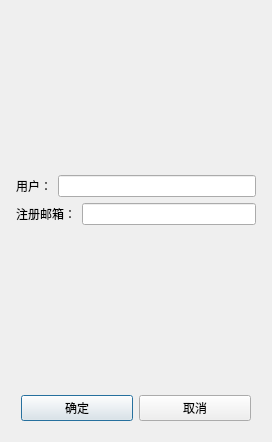
This is day18-WXChatDemo/wxclient/registerdialog.ui in deardeng/cpp_etudes as Qt 5 draws it before an edit. The edited form follows.
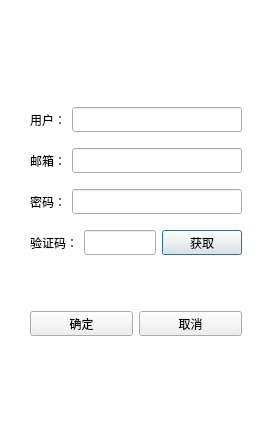
This is the edited form. Custom widgets are drawn as their Qt base class.

Diff of the .ui file:
```diff
--- a/day18-WXChatDemo/wxclient/registerdialog.ui
+++ b/day18-WXChatDemo/wxclient/registerdialog.ui
@@ -13,6 +13,13 @@
   <property name="windowTitle">
    <string>Dialog</string>
   </property>
+  <property name="styleSheet">
+   <string notr="true">#RegisterDialog{
+	background-color:rgb(255,255,255);
+}
+
+</string>
+  </property>
   <layout class="QVBoxLayout" name="verticalLayout_2">
    <item>
     <layout class="QVBoxLayout" name="verticalLayout">
@@ -29,6 +36,18 @@
       <number>5</number>
      </property>
      <item>
+      <widget class="QStackedWidget" name="stackedWidget">
+       <property name="currentIndex">
+        <number>0</number>
+       </property>
+       <widget class="QWidget" name="page">
+        <property name="styleSheet">
+         <string notr="true">#page{
+background-color:rgb(255,255,255);;
+}</string>
+        </property>
+        <layout class="QVBoxLayout" name="verticalLayout_3">
+         <item>
       <spacer name="verticalSpacer">
        <property name="orientation">
         <enum>Qt::Vertical</enum>
@@ -36,51 +55,174 @@
        <property name="sizeHint" stdset="0">
         <size>
          <width>20</width>
-         <height>40</height>
+             <height>67</height>
         </size>
        </property>
       </spacer>
      </item>
      <item>
       <layout class="QHBoxLayout" name="horizontalLayout_2">
+           <property name="leftMargin">
+            <number>5</number>
+           </property>
+           <property name="topMargin">
+            <number>5</number>
+           </property>
+           <property name="rightMargin">
+            <number>5</number>
+           </property>
+           <property name="bottomMargin">
+            <number>5</number>
+           </property>
        <item>
         <widget class="QLabel" name="label">
+             <property name="minimumSize">
+              <size>
+               <width>0</width>
+               <height>25</height>
+              </size>
+             </property>
+             <property name="maximumSize">
+              <size>
+               <width>16777215</width>
+               <height>25</height>
+              </size>
+             </property>
+             <property name="styleSheet">
+              <string notr="true">QLabel{
+color: black;
+}</string>
+             </property>
          <property name="text">
           <string>用户：</string>
          </property>
         </widget>
        </item>
        <item>
-        <widget class="QLineEdit" name="lineEdit"/>
+            <widget class="QLineEdit" name="lineEdit">
+             <property name="minimumSize">
+              <size>
+               <width>0</width>
+               <height>25</height>
+              </size>
+             </property>
+             <property name="maximumSize">
+              <size>
+               <width>16777215</width>
+               <height>25</height>
+              </size>
+             </property>
+            </widget>
        </item>
       </layout>
      </item>
      <item>
-      <layout class="QHBoxLayout" name="horizontalLayout_4">
+          <layout class="QHBoxLayout" name="horizontalLayout_3">
+           <property name="leftMargin">
+            <number>5</number>
+           </property>
+           <property name="topMargin">
+            <number>5</number>
+           </property>
+           <property name="rightMargin">
+            <number>5</number>
+           </property>
+           <property name="bottomMargin">
+            <number>5</number>
+           </property>
        <item>
         <widget class="QLabel" name="label_2">
+             <property name="minimumSize">
+              <size>
+               <width>0</width>
+               <height>25</height>
+              </size>
+             </property>
+             <property name="maximumSize">
+              <size>
+               <width>16777215</width>
+               <height>25</height>
+              </size>
+             </property>
+             <property name="styleSheet">
+              <string notr="true">QLabel{color: black;}</string>
+             </property>
          <property name="text">
-          <string>注册邮箱：</string>
+              <string>邮箱：</string>
          </property>
         </widget>
        </item>
        <item>
-        <widget class="QLineEdit" name="lineEdit_2"/>
+            <widget class="QLineEdit" name="lineEdit_2">
+             <property name="minimumSize">
+              <size>
+               <width>0</width>
+               <height>25</height>
+              </size>
+             </property>
+             <property name="maximumSize">
+              <size>
+               <width>16777215</width>
+               <height>25</height>
+              </size>
+             </property>
+            </widget>
        </item>
       </layout>
      </item>
      <item>
-      <spacer name="verticalSpacer_2">
-       <property name="orientation">
-        <enum>Qt::Vertical</enum>
-       </property>
-       <property name="sizeHint" stdset="0">
+          <layout class="QHBoxLayout" name="horizontalLayout_4">
+           <property name="leftMargin">
+            <number>5</number>
+           </property>
+           <property name="topMargin">
+            <number>5</number>
+           </property>
+           <property name="rightMargin">
+            <number>5</number>
+           </property>
+           <property name="bottomMargin">
+            <number>5</number>
+           </property>
+           <item>
+            <widget class="QLabel" name="label_3">
+             <property name="minimumSize">
         <size>
-         <width>20</width>
-         <height>40</height>
-        </size>
-       </property>
-      </spacer>
+               <width>0</width>
+               <height>25</height>
+              </size>
+             </property>
+             <property name="maximumSize">
+              <size>
+               <width>16777215</width>
+               <height>25</height>
+              </size>
+             </property>
+             <property name="styleSheet">
+              <string notr="true">QLabel{color: black;}</string>
+             </property>
+             <property name="text">
+              <string>密码：</string>
+             </property>
+            </widget>
+           </item>
+           <item>
+            <widget class="QLineEdit" name="lineEdit_3">
+             <property name="minimumSize">
+              <size>
+               <width>0</width>
+               <height>25</height>
+              </size>
+             </property>
+             <property name="maximumSize">
+              <size>
+               <width>16777215</width>
+               <height>25</height>
+              </size>
+             </property>
+            </widget>
+           </item>
+          </layout>
      </item>
      <item>
       <layout class="QHBoxLayout" name="horizontalLayout_5">
@@ -97,7 +239,108 @@
         <number>5</number>
        </property>
        <item>
+            <widget class="QLabel" name="label_4">
+             <property name="minimumSize">
+              <size>
+               <width>0</width>
+               <height>25</height>
+              </size>
+             </property>
+             <property name="maximumSize">
+              <size>
+               <width>16777215</width>
+               <height>25</height>
+              </size>
+             </property>
+             <property name="styleSheet">
+              <string notr="true">QLabel{color: black;}</string>
+             </property>
+             <property name="text">
+              <string>验证码：</string>
+             </property>
+            </widget>
+           </item>
+           <item>
+            <widget class="QLineEdit" name="lineEdit_4">
+             <property name="minimumSize">
+              <size>
+               <width>0</width>
+               <height>25</height>
+              </size>
+             </property>
+             <property name="maximumSize">
+              <size>
+               <width>16777215</width>
+               <height>25</height>
+              </size>
+             </property>
+            </widget>
+           </item>
+           <item>
+            <widget class="TimerBtn" name="pushButton_3">
+             <property name="minimumSize">
+              <size>
+               <width>0</width>
+               <height>25</height>
+              </size>
+             </property>
+             <property name="maximumSize">
+              <size>
+               <width>16777215</width>
+               <height>25</height>
+              </size>
+             </property>
+             <property name="text">
+              <string>获取</string>
+             </property>
+            </widget>
+           </item>
+          </layout>
+         </item>
+         <item>
+          <spacer name="verticalSpacer_2">
+           <property name="orientation">
+            <enum>Qt::Vertical</enum>
+           </property>
+           <property name="sizeType">
+            <enum>QSizePolicy::Fixed</enum>
+           </property>
+           <property name="sizeHint" stdset="0">
+            <size>
+             <width>20</width>
+             <height>40</height>
+            </size>
+           </property>
+          </spacer>
+         </item>
+         <item>
+          <layout class="QHBoxLayout" name="horizontalLayout">
+           <property name="leftMargin">
+            <number>5</number>
+           </property>
+           <property name="topMargin">
+            <number>5</number>
+           </property>
+           <property name="rightMargin">
+            <number>5</number>
+           </property>
+           <property name="bottomMargin">
+            <number>5</number>
+           </property>
+           <item>
         <widget class="QPushButton" name="pushButton">
+             <property name="minimumSize">
+              <size>
+               <width>0</width>
+               <height>25</height>
+              </size>
+             </property>
+             <property name="maximumSize">
+              <size>
+               <width>16777215</width>
+               <height>25</height>
+              </size>
+             </property>
          <property name="text">
           <string>确定</string>
          </property>
@@ -105,6 +348,18 @@
        </item>
        <item>
         <widget class="QPushButton" name="pushButton_2">
+             <property name="minimumSize">
+              <size>
+               <width>0</width>
+               <height>25</height>
+              </size>
+             </property>
+             <property name="maximumSize">
+              <size>
+               <width>16777215</width>
+               <height>25</height>
+              </size>
+             </property>
          <property name="text">
           <string>取消</string>
          </property>
@@ -112,10 +367,35 @@
        </item>
       </layout>
      </item>
-    </layout>
-   </item>
-  </layout>
+         <item>
+          <spacer name="verticalSpacer_3">
+           <property name="orientation">
+            <enum>Qt::Vertical</enum>
+           </property>
+           <property name="sizeHint" stdset="0">
+            <size>
+             <width>20</width>
+             <height>40</height>
+            </size>
+           </property>
+          </spacer>
+         </item>
+        </layout>
+       </widget>
+       <widget class="QWidget" name="page_2"/>
+      </widget>
+     </item>
+    </layout>
+   </item>
+  </layout>
  </widget>
+ <customwidgets>
+  <customwidget>
+   <class>TimerBtn</class>
+   <extends>QPushButton</extends>
+   <header>timerbtn.h</header>
+  </customwidget>
+ </customwidgets>
  <resources/>
  <connections/>
 </ui>
```
Lines whose indentation alone changed are shown as unchanged.
